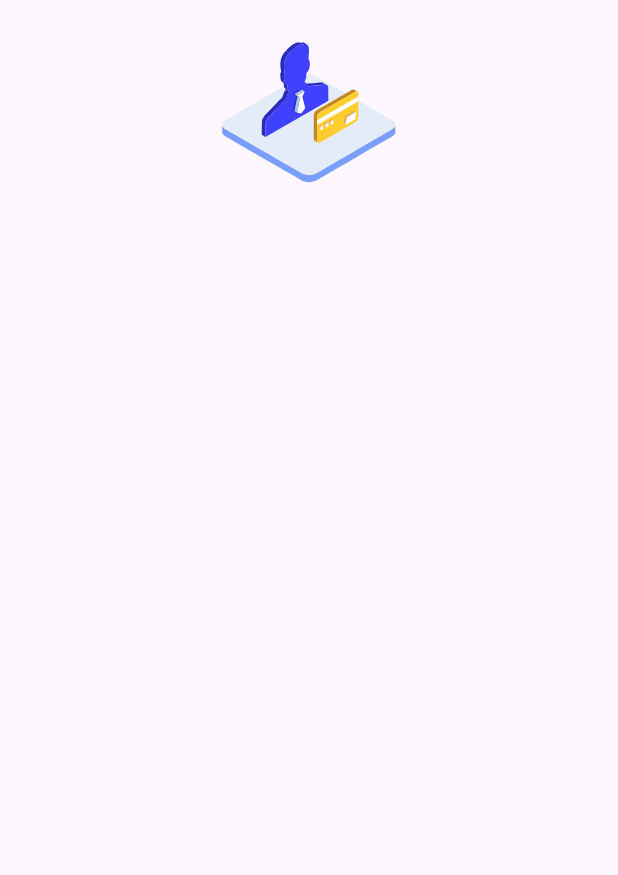
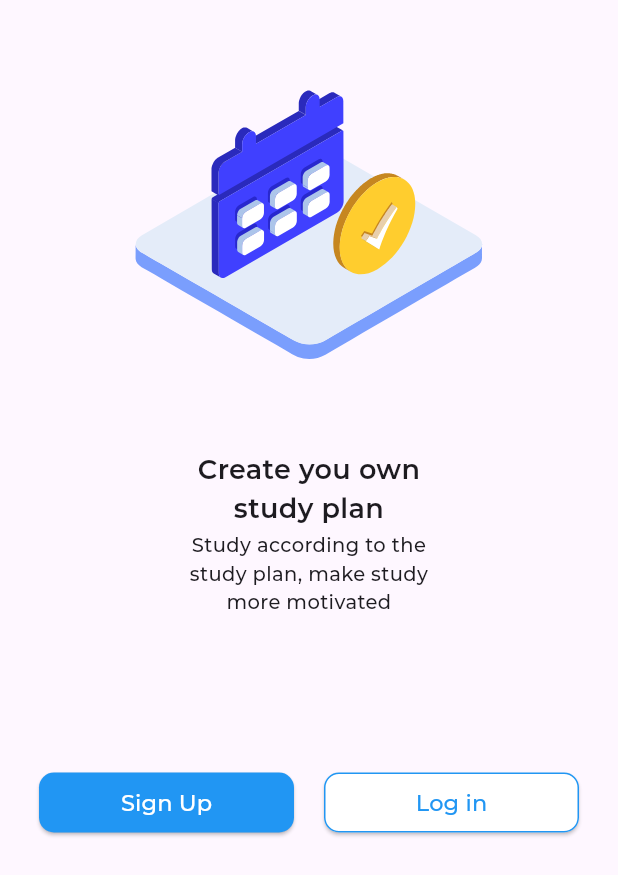
Before and after one commit to Adevictorolu/skill_harvest_project, a Flutter app: the screen it shows after launch, on a phone screen of 412 x 824 dp. Shown: the top 875 px of the screen. Run offline on Flutter 3.47's test engine with Material 3 defaults, Android fonts, the light colour scheme and no system bars; our stand-ins replace animated_text_kit, flutter_svg, gap; project files that could hold a hidden picture were left out.

Commit message:
Added Now

```diff
--- a/lib/splashscreen1.dart
+++ b/lib/splashscreen1.dart
@@ -1,5 +1,6 @@
 import 'package:flutter/material.dart';
 import 'package:flutter_svg/flutter_svg.dart';
+import 'package:gap/gap.dart';
 
 class SplashScreen1 extends StatelessWidget {
   const SplashScreen1({super.key});
@@ -8,15 +9,78 @@ class SplashScreen1 extends StatelessWidget {
   Widget build(BuildContext context) {
     return Scaffold(
       body: SafeArea(
+        child: Center(
           child: Column(
             crossAxisAlignment: CrossAxisAlignment.center,
             children: [
               SvgPicture.asset(
-              height: 150,
+                height: 300,
                 width: double.infinity,
-              'asset/img/open-an-account-svgrepo-com.svg',
+                'asset/img/check-in-svgrepo-com.svg',
+              ),
+              // SvgPicture.asset(
+              //   height: 150,
+              //   width: double.infinity,
+              //   'asset/img/inancial-security-svgrepo-com.svg',
+              // ),
+              Text(
+                'Create you own\nstudy plan',
+                style: TextStyle(fontSize: 18, fontWeight: FontWeight.w700),
+                textAlign: TextAlign.center,
+              ),
+              Gap(2),
+              Text(
+                'Study according to the\nstudy plan, make study\nmore motivated',
+                style: TextStyle(fontWeight: FontWeight.w500, fontSize: 13),
+                textAlign: TextAlign.center,
+              ),
+              Gap(100),
+              Row(
+                mainAxisAlignment: MainAxisAlignment.center,
+                crossAxisAlignment: CrossAxisAlignment.center,
+                children: [
+                  ElevatedButton(
+                    style: ElevatedButton.styleFrom(
+                      shape: RoundedRectangleBorder(
+                        borderRadius: BorderRadius.all(Radius.circular(10)),
+                      ),
+                      backgroundColor: Colors.blue,
+                      fixedSize: Size(170, 40),
+                    ),
+                    onPressed: () {},
+                    child: Text(
+                      'Sign Up',
+                      style: TextStyle(
+                        color: Colors.white,
+                        fontSize: 15,
+                        fontWeight: FontWeight.w500,
+                      ),
+                    ),
+                  ),
+                  Gap(20),
+                  ElevatedButton(
+                    style: ElevatedButton.styleFrom(
+                      shape: RoundedRectangleBorder(
+                        side: BorderSide(width: 1, color: Colors.blue),
+                        borderRadius: BorderRadius.all(Radius.circular(10)),
+                      ),
+                      backgroundColor: Colors.white,
+                      fixedSize: Size(170, 40),
+                    ),
+                    onPressed: () {},
+                    child: Text(
+                      'Log in',
+                      style: TextStyle(
+                        color: Colors.blue,
+                        fontSize: 15,
+                        fontWeight: FontWeight.w500,
+                      ),
+                    ),
                   ),
                 ],
+              ),
+            ],
+          ),
         ),
       ),
     );
--- a/pubspec.yaml
+++ b/pubspec.yaml
@@ -25,8 +25,7 @@ flutter:
   uses-material-design: true
 
   assets:
-    - asset/img
-    - asset/img/open-an-account-svgrepo-com.svg
+    - asset/img/check-in-svgrepo-com.svg
 
   fonts:
     - family: Montserrat
```
Lines whose indentation alone changed are shown as unchanged.
